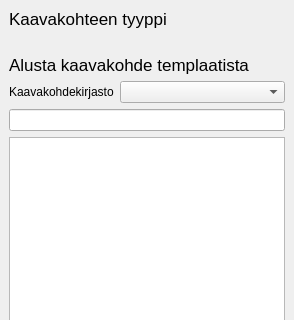
Before: the Qt Designer form arho_feature_template/gui/docks/new_feature_dock.ui in GispoCoding/arho-qgis-plugin, drawn with Qt 5; both pictures show x 0 to 294 and y 0 to 320 of the 294 by 502 pixel window.
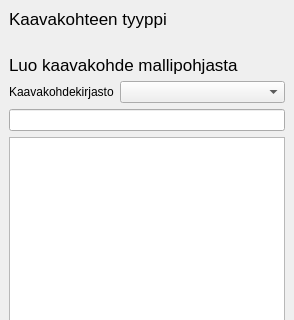
After: the same form once the commit is applied. Custom widgets are drawn as their Qt base class.

Commit message: change plan feature template selection widget title in NewFeatureDock, include plan feature type in form title when editing plan feature template

```diff
--- a/arho_feature_template/gui/docks/new_feature_dock.ui
+++ b/arho_feature_template/gui/docks/new_feature_dock.ui
@@ -69,7 +69,7 @@
        </font>
       </property>
       <property name="text">
-       <string>Alusta kaavakohde templaatista</string>
+       <string>Luo kaavakohde mallipohjasta</string>
       </property>
      </widget>
     </item>
```
Left out of the diff: 9 changed lines with no effect on the pictures. The commit also changes 1 other file.
